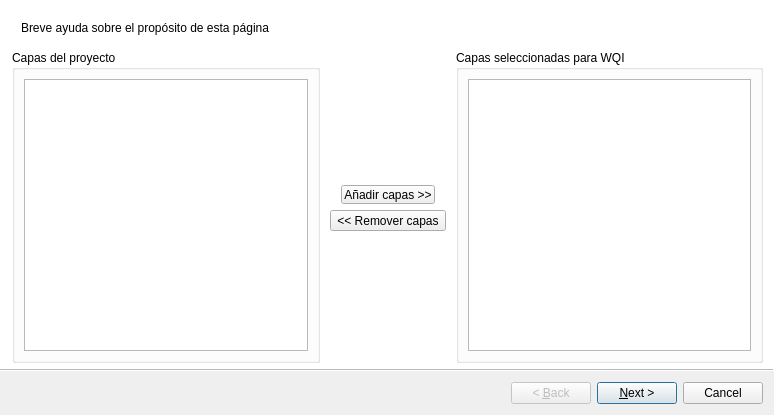
Qt form wqi_plugin_wizard_base.ui (marcelomolas/wqi_calculator) before a commit.
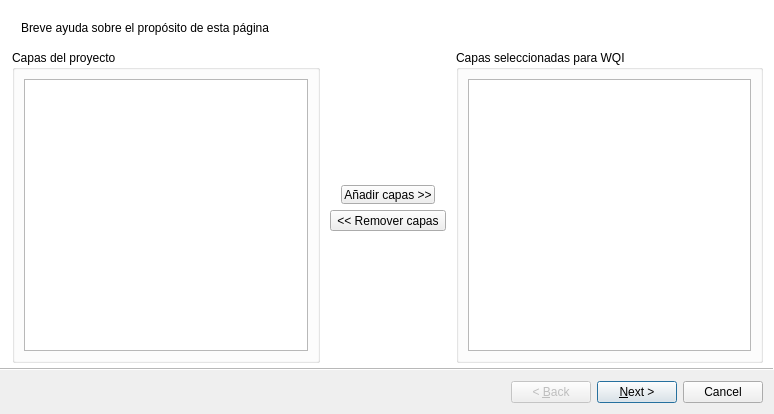
The same form after that commit. Custom widgets are drawn as their Qt base class.

Commit message:
-> Se agregó validación a la página SeleccionarCapasPage: El botón de Siguiente va a estar desabilitado hasta que se hayan seleccionado al menos 2 capas.
-> Se agregó validación a la página DatosAdicionalesPage: No se puede pasar a la siguiente página hasta que se complete toda la tabla de datos adicionales

Patch:
```diff
--- a/wqi_plugin_wizard_base.ui
+++ b/wqi_plugin_wizard_base.ui
@@ -7,7 +7,7 @@
     <x>0</x>
     <y>0</y>
     <width>774</width>
-    <height>415</height>
+    <height>414</height>
    </rect>
   </property>
   <property name="windowTitle">
@@ -20,7 +20,7 @@
    <set>QWizard::HelpButtonOnRight</set>
   </property>
   <widget class="QWizardPage" name="SeleccionarCapasPage">
-   <widget class="QWidget" name="">
+   <widget class="QWidget" name="layoutWidget">
     <property name="geometry">
      <rect>
       <x>10</x>
```
Left out of the diff: 9 changed lines with no effect on the pictures. The commit also changes 1 other file.
